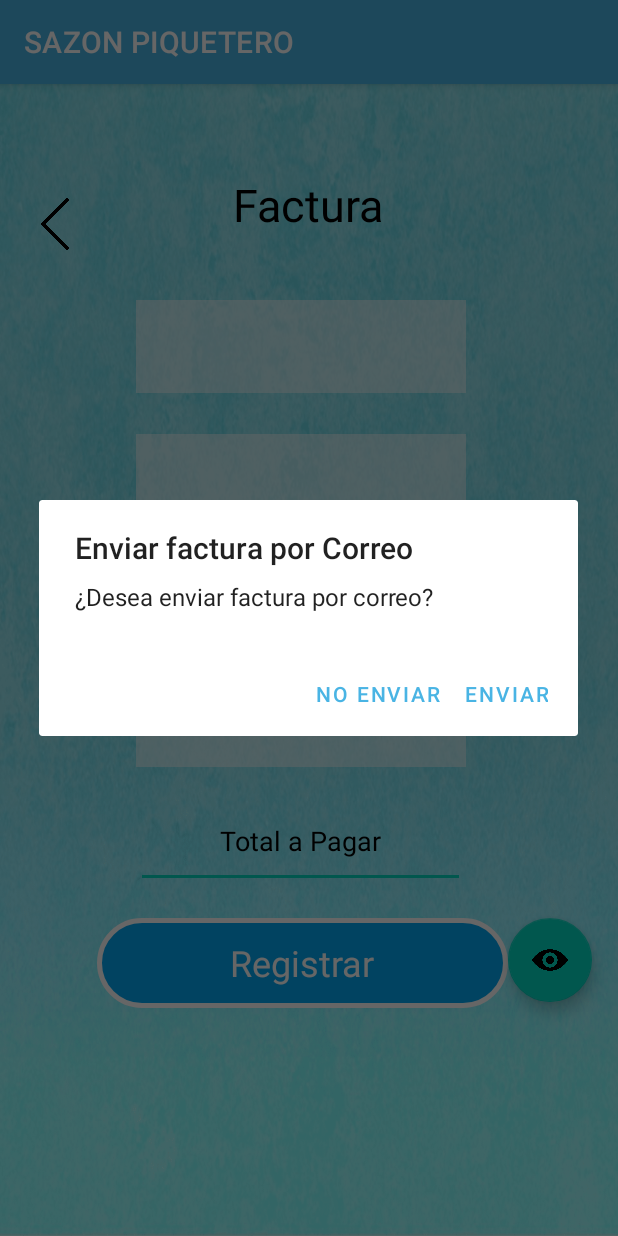
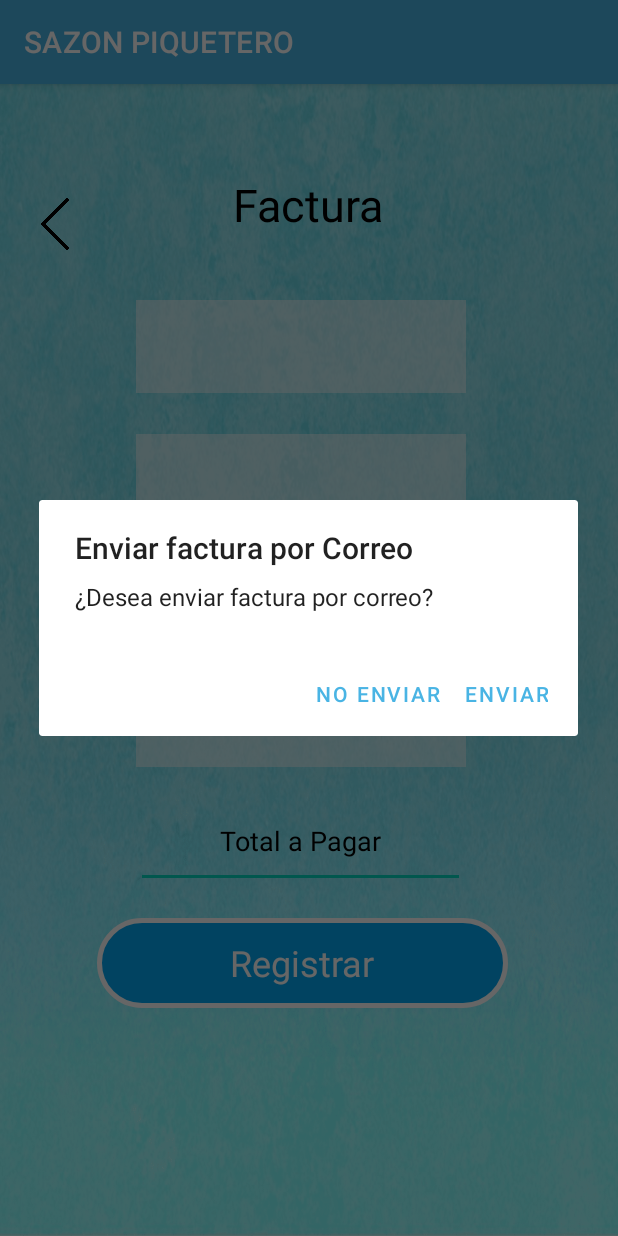
Before and after one commit to alycastro22/PROYECTO2PDM, an Android app: the Diseno_Factura_Activity screen opened directly, with no data from a screen before it, after a tap on "Registrar", on a phone screen of 412 x 824 dp. Run offline under Robolectric (Android 15) with nearby library versions, the phone set to English and light mode, and no system bars; Roboto replaces fonts that are not available here; 11 statements that could not run were skipped.

Commit message:
Ultimo y a mimir

```diff
--- a/app/src/main/java/hn/edu/ujcv/pdm_2021_i_proyecto2/Diseno_Factura_Activity.kt
+++ b/app/src/main/java/hn/edu/ujcv/pdm_2021_i_proyecto2/Diseno_Factura_Activity.kt
@@ -62,7 +62,7 @@ class Diseno_Factura_Activity : AppCompatActivity() {
         val cambio = Intent(this, MainActivity::class.java)
         cambio.putExtra("valor", valor)
         cambio.putExtra("menu", menus)
-        cambio.putExtra("cliente", clienteva)
+        cambio.putExtra("cliente", clientes)
         cambio.putExtra("mesa", mesas)
         cambio.putExtra("empleado", empleados)
         cambio.putExtra("empleado_sel", empleadova)
--- a/app/src/main/java/hn/edu/ujcv/pdm_2021_i_proyecto2/Pedido_Activity.kt
+++ b/app/src/main/java/hn/edu/ujcv/pdm_2021_i_proyecto2/Pedido_Activity.kt
@@ -32,7 +32,7 @@ class Pedido_Activity : AppCompatActivity() {
         imageRetroceder.setOnClickListener { cambioPantalla() }
         txvRegistrarP.setOnClickListener { guardarpedido() }
         enviara.setOnClickListener { guardarmenu() }
-        Toast.makeText(this, "Añada la orden al pedido dando click en la comida deseada",Toast.LENGTH_LONG ).show()
+        Toast.makeText(this, "Añada la orden al pedido dando click en la comida deseada",Toast.LENGTH_SHORT).show()
 
        // iniciabilizador()
     }
@@ -73,7 +73,7 @@ class Pedido_Activity : AppCompatActivity() {
     }
     fun guardarmenu(){
         pedidoSel.add(spinnerVariosMenus.selectedItem.toString())
-        Toast.makeText(this, "Añada platillos requeridos y despues guarde",Toast.LENGTH_LONG ).show()
+        Toast.makeText(this, "Añada platillos requeridos y despues guarde",Toast.LENGTH_SHORT ).show()
 
     }
 
--- a/app/src/main/res/layout/activity_diseno_factura.xml
+++ b/app/src/main/res/layout/activity_diseno_factura.xml
@@ -112,21 +112,6 @@
             app:layout_constraintStart_toStartOf="parent"
             app:layout_constraintTop_toTopOf="parent" />
 
-        <com.google.android.material.floatingactionbutton.FloatingActionButton
-            android:id="@+id/enviara"
-            android:layout_width="wrap_content"
-            android:layout_height="wrap_content"
-            android:layout_gravity="bottom|end"
-            android:layout_marginStart="338dp"
-            android:layout_marginTop="556dp"
-            android:layout_marginEnd="17dp"
-            android:contentDescription="@string/todo1"
-            android:visibility="invisible"
-            app:layout_constraintEnd_toEndOf="parent"
-            app:layout_constraintStart_toStartOf="parent"
-            app:layout_constraintTop_toTopOf="parent"
-            app:srcCompat="@drawable/eye"
-            tools:ignore="MissingConstraints" />
 
         <EditText
             android:id="@+id/txttotalPagar"
--- a/app/src/main/res/values/Puestos.xml
+++ b/app/src/main/res/values/Puestos.xml
@@ -2,6 +2,8 @@
 <resources>
     <string-array name="puestos">
         <item>Cajero</item>
+        <item>Vendedor</item>
+        <item>Mesero</item>
         <item>Gerente</item>
         <item>Administrador</item>
     </string-array>
```
